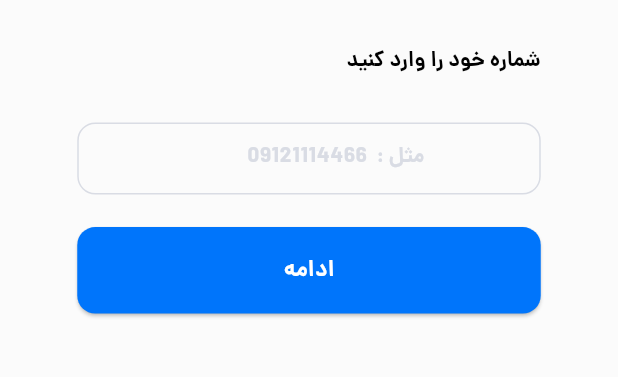
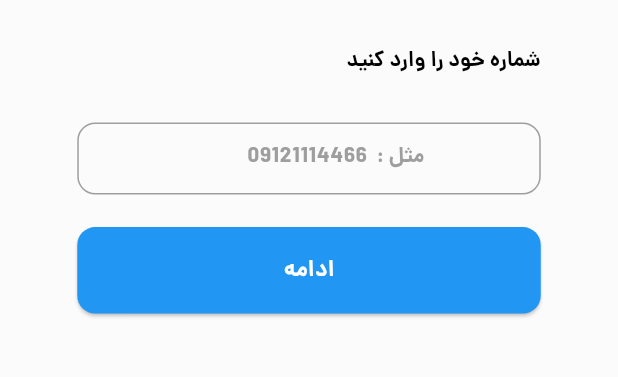
Before and after one commit to Mohammad1380H/watch_store, a Flutter app: the SendOtpScreen screen opened directly, on a phone screen of 412 x 824 dp, the part 552-929 px from its top. Run offline on Flutter 3.47's test engine with Material 3 defaults, Android fonts, the phone set to English and light mode, and no system bars; our stand-ins replace carousel_slider, flutter_svg; network calls fail.

Commit message:
fix / colors and appbar

```diff
--- a/lib/components/theme.dart
+++ b/lib/components/theme.dart
@@ -10,7 +10,7 @@ ThemeData lightTheme() {
       scaffoldBackgroundColor: AppColor.scaffoldBackgroundColor,
       elevatedButtonTheme: const ElevatedButtonThemeData(
           style: ButtonStyle(
-        backgroundColor: WidgetStatePropertyAll(AppColor.buttonColor),
+        backgroundColor: WidgetStatePropertyAll(AppColor.primaryColor),
       )),
       inputDecorationTheme: InputDecorationTheme(
         filled: true,
@@ -24,7 +24,7 @@ ThemeData lightTheme() {
         contentPadding: const EdgeInsets.all(Dimens.medium),
         enabledBorder: OutlineInputBorder(
             borderRadius: BorderRadius.circular(Dimens.medium),
-            borderSide: const BorderSide(color: AppColor.border)),
+            borderSide: const BorderSide(color: AppColor.borderColor)),
         focusedBorder: OutlineInputBorder(
             borderRadius: BorderRadius.circular(Dimens.medium),
             borderSide: const BorderSide(color: AppColor.primaryColor)),
--- a/lib/main.dart
+++ b/lib/main.dart
@@ -2,6 +2,8 @@ import 'package:flutter/material.dart';
 import 'package:watch_store/components/theme.dart';
 import 'package:watch_store/route/name.dart';
 import 'package:watch_store/route/route.dart';
+
+import 'screens/main_screen/product_list_screen.dart';
 
 void main() {
   runApp(const MyApp());
@@ -17,7 +19,8 @@ class MyApp extends StatelessWidget {
       debugShowCheckedModeBanner: false,
       theme: lightTheme(),
       initialRoute: AppScreens.root,
-      routes: appRoutes,
+      home: ProductListScreen(),
+      // routes: appRoutes,
       title: 'Watch Store',
 
     );
--- a/lib/res/colors.dart
+++ b/lib/res/colors.dart
@@ -1,17 +1,18 @@
 import 'package:flutter/material.dart';
 
-abstract class AppColor {
-  static const List<Color> catClassicColors = [
+class AppColor {
+  AppColor._();
+  static const List<Color> productBgGradiant = [
+    Color.fromARGB(255, 238, 238, 238),
+    Color.fromARGB(255, 255, 255, 255)
+  ];
+  static const List<Color> catClasicColors = [
     Color.fromARGB(255, 255, 166, 114),
-    Color.fromARGB(255, 255, 217, 200),
-  ];
-  static const List<Color> productBgColors = [
-    Color.fromARGB(255, 238, 238, 238),
-    Color.fromARGB(255, 255, 255, 255),
+    Color.fromARGB(255, 255, 227, 200)
   ];
   static const List<Color> catSmartColors = [
     Color.fromARGB(255, 139, 162, 168),
-    Color.fromARGB(255, 223, 238, 245),
+    Color.fromARGB(255, 223, 238, 245)
   ];
   static const List<Color> catDigitalColors = [
     Color(0xFFE183D4),
@@ -21,24 +22,27 @@ abstract class AppColor {
     Color(0xFF8396E1),
     Color(0xFFE6FCFF),
   ];
+
+  static const Color mainBg = Colors.white;
   static const Color title = Colors.black;
   static const Color oldPrice = Color.fromARGB(255, 191, 191, 191);
-  static const Color hint = Color.fromARGB(255, 217, 220, 228);
-  static const Color appBar = Color.fromARGB(255, 255, 255, 255);
-  static const Color amazingColor = Color.fromARGB(255, 57, 24, 80);
-  static const Color searchBar = Color.fromARGB(255, 255, 255, 255);
-  static const Color border = Color.fromARGB(255, 217, 220, 228);
-  static const Color focusedBorderColor = Color.fromARGB(266, 0, 117, 251);
-  static const Color buttonColor = Color.fromARGB(255, 0, 117, 251);
-  static const Color btmNav = Color.fromARGB(255, 255, 255, 255);
-  static const Color btmNavActiveItem = Color.fromARGB(255, 0, 0, 0);
-  static const Color searchBarShadow = Color.fromARGB(90, 0, 0, 0);
-  static const Color btmNavInActiveItem = Color.fromARGB(255, 196, 196, 196);
-  static const Color mainButtonText = Color.fromARGB(255, 255, 255, 255);
+  static const Color shadow = Color.fromARGB(90, 0, 0, 0);
+  static const Color hint = Colors.grey;
+  static const Color appbar = Colors.white;
+  static const Color searchBar = Colors.white;
+  static const Color scaffoldBackgroundColor =
+      Color.fromARGB(255, 251, 251, 251);
+  static const Color borderColor = Colors.grey;
+  static const Color focusedBorderColor = Colors.blue;
+  static const Color primaryColor = Colors.blue;
   static const Color surfaceColor = Color.fromARGB(255, 243, 243, 243);
-  static const Color primaryColor = Colors.blue;
   static const Color focusedTextField = Colors.white;
   static const Color unFocusedTextField = Color.fromARGB(255, 251, 251, 251);
-  static const Color scaffoldBackgroundColor =
-      Color.fromARGB(255, 251, 251, 251);
+  static const Color mainButtonText = Color.fromARGB(255, 255, 255, 255);
+  static const Color btmNavColor = Color.fromARGB(255, 255, 255, 255);
+  static const Color btmNavActiveItem = Color.fromARGB(255, 0, 0, 0);
+  static const Color btmNavInActiveItem = Color.fromARGB(255, 196, 196, 196);
+  static const Color amazingColor = Color.fromARGB(255, 57, 24, 80);
+  static const Color success = Colors.green;
+  static const Color onSuccess = Colors.white;
 }
--- a/lib/screens/main_screen/home_screen.dart
+++ b/lib/screens/main_screen/home_screen.dart
@@ -47,7 +47,7 @@ class HomeScreen extends StatelessWidget {
                   onTap: () {},
                 ),
                 CatWidget(
-                  gradient: AppColor.catClassicColors,
+                  gradient: AppColor.catClasicColors,
                   svgPath: Assets.svg.clasic,
                   title: Strings.classic,
                   onTap: () {},
--- a/lib/screens/main_screen/main_screen.dart
+++ b/lib/screens/main_screen/main_screen.dart
@@ -91,7 +91,7 @@ class _MainScreenState extends State<MainScreen> {
                 right: 0,
                 child: Container(
                   height: btmNavHeight,
-                  color: AppColor.btmNav,
+                  color: AppColor.btmNavColor,
                   child: Row(
                     mainAxisAlignment: MainAxisAlignment.spaceAround,
                     children: [
--- a/lib/widgets/btn_nav_item.dart
+++ b/lib/widgets/btn_nav_item.dart
@@ -23,7 +23,7 @@ class BtnNavItem extends StatelessWidget {
     return GestureDetector(
       onTap: onTap,
       child: Container(
-        color: AppColor.btmNav,
+        color: AppColor.btmNavColor,
         child: Column(
           mainAxisAlignment: MainAxisAlignment.spaceEvenly,
           crossAxisAlignment: CrossAxisAlignment.center,
--- a/lib/widgets/product_item.dart
+++ b/lib/widgets/product_item.dart
@@ -27,7 +27,7 @@ class ProductItem extends StatelessWidget {
         decoration: BoxDecoration(
             borderRadius: BorderRadius.circular(Dimens.medium),
             gradient: const LinearGradient(
-                colors: AppColor.productBgColors,
+                colors: AppColor.productBgGradiant,
                 begin: Alignment.topCenter,
                 end: Alignment.bottomCenter)),
         width: 200,
--- a/lib/widgets/search_btn.dart
+++ b/lib/widgets/search_btn.dart
@@ -24,7 +24,7 @@ class SearchBtn extends StatelessWidget {
               borderRadius: BorderRadius.circular(60),
               boxShadow: const [
                 BoxShadow(
-                    color: AppColor.searchBarShadow,
+                    color: AppColor.searchBar,
                     blurRadius: 3,
                     offset: Offset(0, 3))
               ]),
--- a/pubspec.yaml
+++ b/pubspec.yaml
@@ -39,6 +39,8 @@ dependencies:
   google_fonts: ^6.2.1
   carousel_slider: ^5.0.0
   intl: ^0.18.1
+  flutter_bloc: ^9.1.0
+  dio: ^5.8.0+1
 
 
 dev_dependencies:
```
Also changed, not shown: lib/widgets/app_bar.dart (added, +39 -0 lines), pubspec.lock.
